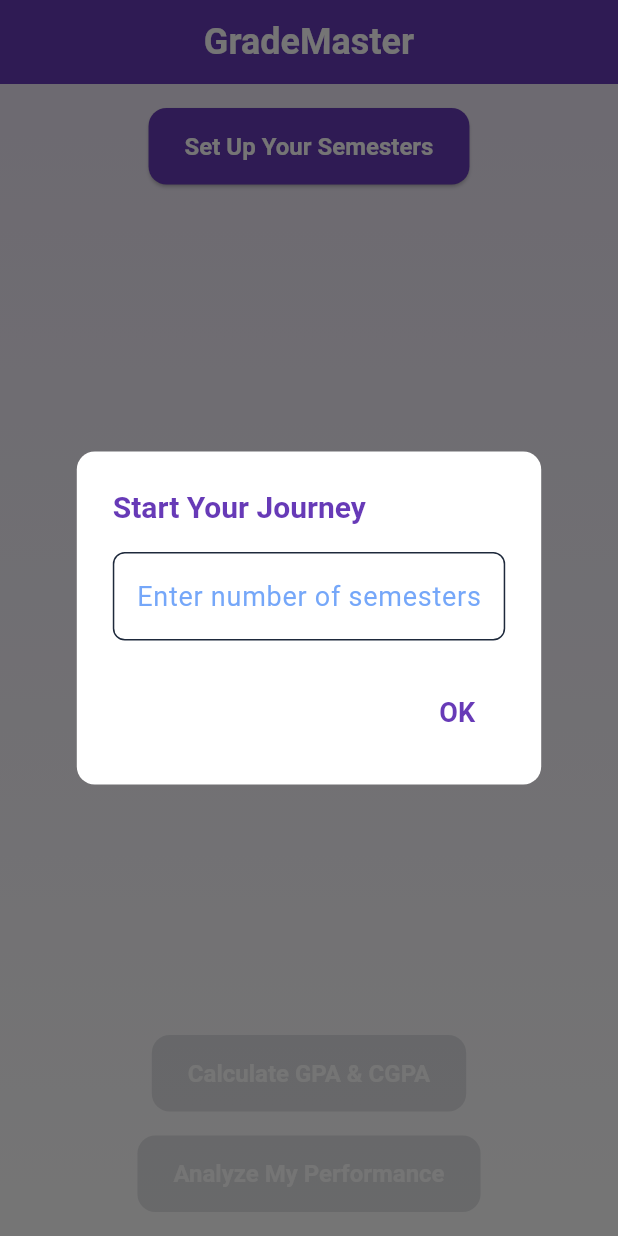
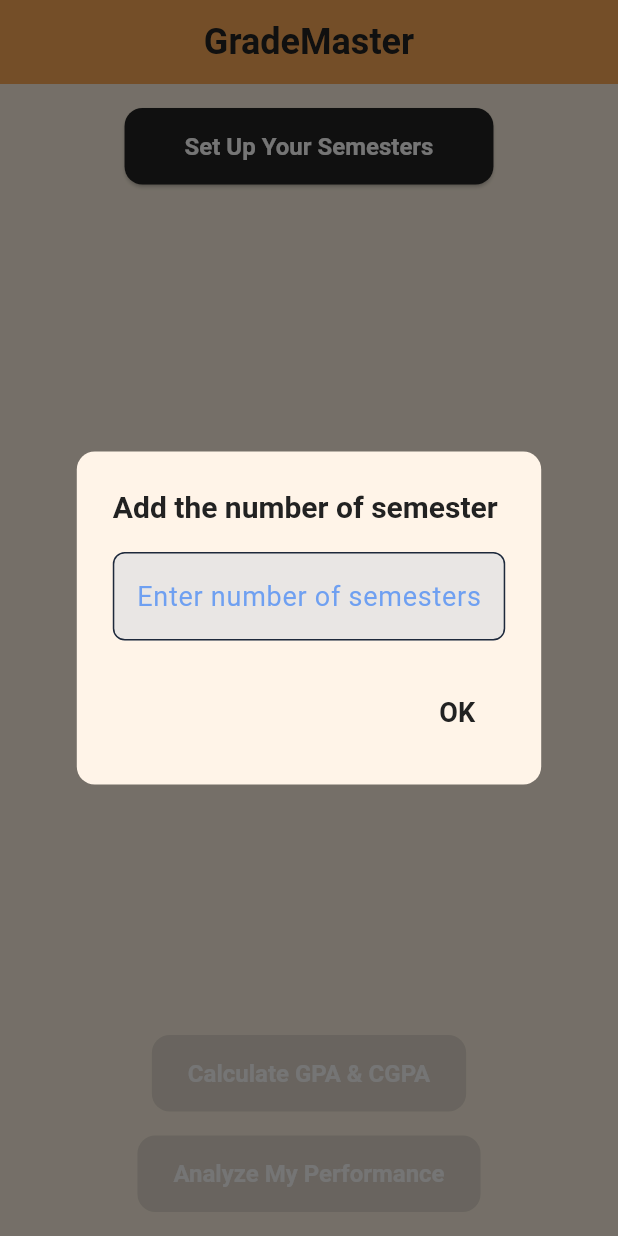
Before and after one commit to rosa12g/GPA-CGPA-calculater-, a Flutter app: the HomeScreen screen opened directly, after a tap on "Set Up Your Semesters", on a phone screen of 412 x 824 dp. Run offline on Flutter 3.47's test engine with Material 3 defaults, Android fonts, the phone set to English and light mode, and no system bars.

Commit message:
theme edited

```diff
--- a/gpa_calculator/lib/Screens/HomeScreen.dart
+++ b/gpa_calculator/lib/Screens/HomeScreen.dart
@@ -21,12 +21,20 @@ class _HomeScreenState extends State<HomeScreen> {
         TextEditingController semesterController = TextEditingController();
         return AlertDialog(
           shape: RoundedRectangleBorder(borderRadius: BorderRadius.circular(12)),
-          title: Text('Start Your Journey', style: TextStyle(fontSize: 20, fontWeight: FontWeight.bold, color: Colors.deepPurple)),
+          backgroundColor: Color.fromARGB(255, 255, 244, 232),
+          title: Text('Add the number of semester',
+                   style: TextStyle(fontSize: 20,
+                   fontWeight: FontWeight.bold,
+                    color: Color(0xff222222)
+                    )
+                    ),
           content: TextField(
             controller: semesterController,
             keyboardType: TextInputType.number,
+
             decoration: InputDecoration(
               hintText: 'Enter number of semesters',
+              fillColor:   Color.fromARGB(255, 233, 230, 228),
               border: OutlineInputBorder(borderRadius: BorderRadius.circular(8)),
             ),
           ),
@@ -44,7 +52,7 @@ class _HomeScreenState extends State<HomeScreen> {
                   Navigator.pop(context);
                 }
               },
-              child: Text('OK', style: TextStyle(color: Colors.deepPurple)),
+              child: Text('OK', style: TextStyle(color: Color(0xff222222))),
             ),
           ],
         );
@@ -108,18 +116,14 @@ class _HomeScreenState extends State<HomeScreen> {
   Widget build(BuildContext context) {
     return Scaffold(
       appBar: AppBar(
-        title: Text('GradeMaster', style: TextStyle(fontSize: 24, fontWeight: FontWeight.bold, color: Colors.white)),
-        backgroundColor: Colors.deepPurple,
+        title: Text('GradeMaster', style: TextStyle(fontSize: 24, fontWeight: FontWeight.bold, color:Color(0xFF222222))),
+        backgroundColor:Color(0xFFFCAB57),
         elevation: 0,
         centerTitle: true,
       ),
       body: Container(
         decoration: BoxDecoration(
-          gradient: LinearGradient(
-            colors: [Colors.deepPurple.shade50, Colors.white],
-            begin: Alignment.topCenter,
-            end: Alignment.bottomCenter,
-          ),
+          color: Color(0XFFfff3e2),
         ),
         child: Padding(
           padding: EdgeInsets.all(16.0),
@@ -128,8 +132,8 @@ class _HomeScreenState extends State<HomeScreen> {
               ElevatedButton(
                 onPressed: _askSemesterCount,
                 style: ElevatedButton.styleFrom(
-                  backgroundColor: Colors.deepPurple,
-                  padding: EdgeInsets.symmetric(vertical: 16, horizontal: 24),
+                   backgroundColor:Color(0xFF222222),
+                  padding: EdgeInsets.symmetric(vertical: 16, horizontal: 40),
                   shape: RoundedRectangleBorder(borderRadius: BorderRadius.circular(12)),
                 ),
                 child: Text('Set Up Your Semesters', style: TextStyle(color: Colors.white, fontSize: 16)),
@@ -139,10 +143,13 @@ class _HomeScreenState extends State<HomeScreen> {
                 child: ListView.builder(
                   itemCount: _numSemesters ?? 0,
                   itemBuilder: (context, semester) {
+                    //card for table
                     return Card(
+
                       margin: EdgeInsets.symmetric(vertical: 10.0),
                       elevation: 4,
                       shape: RoundedRectangleBorder(borderRadius: BorderRadius.circular(12)),
+                      color:  Color(0xFFFEC674),
                       child: Padding(
                         padding: EdgeInsets.all(16.0),
                         child: Column(
@@ -150,22 +157,22 @@ class _HomeScreenState extends State<HomeScreen> {
                           children: [
                             Text(
                               'Semester ${semester + 1}',
-                              style: TextStyle(fontSize: 20, fontWeight: FontWeight.bold, color: Colors.deepPurple),
+                              style: TextStyle(fontSize: 20, fontWeight: FontWeight.bold, color: Color(0xff222222)),
                             ),
                             SizedBox(height: 10),
                             SingleChildScrollView(
-                              scrollDirection: Axis.horizontal,
-                              child: Table(
-                                border: TableBorder.all(color: Colors.grey.withOpacity(0.3)),
+                              scrollDirection: Axis.horizontal, //scroll
+                              child: Table( //table added
+                                border: TableBorder.all(color: Colors.black),
                                 columnWidths: {
-                                  0: FixedColumnWidth(150), // Course
+                                  0: FixedColumnWidth(80), // Course
                                   1: FixedColumnWidth(80),  // Credits
                                   2: FixedColumnWidth(80),  // Grade
                                   3: FixedColumnWidth(80),  // Actions
                                 },
                                 children: [
                                   TableRow(
-                                    decoration: BoxDecoration(color: Colors.deepPurple.withOpacity(0.1)),
+                                    decoration: BoxDecoration(color:  Color(0XFFfff3e2)),
                                     children: [
                                       Padding(
                                         padding: EdgeInsets.all(8.0),
@@ -232,7 +239,7 @@ class _HomeScreenState extends State<HomeScreen> {
                                 icon: Icon(Icons.add, size: 18),
                                 label: Text('Add Course'),
                                 style: ElevatedButton.styleFrom(
-                                  backgroundColor: Colors.deepPurple,
+                                  backgroundColor: Color(0xFF222222),
                                   padding: EdgeInsets.symmetric(vertical: 12, horizontal: 16),
                                   shape: RoundedRectangleBorder(borderRadius: BorderRadius.circular(12)),
                                 ),
@@ -256,14 +263,14 @@ class _HomeScreenState extends State<HomeScreen> {
                 SizedBox(height: 16),
                 Text(
                   'Your Final CGPA: ${_finalCGPA!.toStringAsFixed(2)}',
-                  style: TextStyle(fontSize: 24, fontWeight: FontWeight.bold, color: Colors.deepPurple),
+                  style: TextStyle(fontSize: 24, fontWeight: FontWeight.bold, color:  Color(0xFFFCAB57),)
                 ),
               ],
               SizedBox(height: 16),
               ElevatedButton(
                 onPressed: _numSemesters != null ? _calculateGPAandCGPA : null,
                 style: ElevatedButton.styleFrom(
-                  backgroundColor: Colors.deepPurple,
+                  backgroundColor: Color(0xFF222222),
                   padding: EdgeInsets.symmetric(vertical: 16, horizontal: 24),
                   shape: RoundedRectangleBorder(borderRadius: BorderRadius.circular(12)),
                 ),
@@ -273,7 +280,7 @@ class _HomeScreenState extends State<HomeScreen> {
               ElevatedButton(
                 onPressed: _finalCGPA != null ? _navigateToAnalysis : null,
                 style: ElevatedButton.styleFrom(
-                  backgroundColor: Colors.deepPurple,
+                  backgroundColor: Color(0xFF222222),
                   padding: EdgeInsets.symmetric(vertical: 16, horizontal: 24),
                   shape: RoundedRectangleBorder(borderRadius: BorderRadius.circular(12)),
                 ),
```
